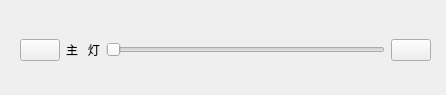
The window that deviceswitch.ui (falsebird/homeManager) describes before a commit, drawn with Qt 5.
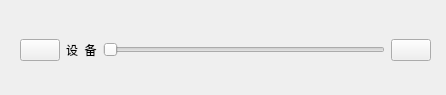
The same window after the commit.

```diff
--- a/deviceswitch.ui
+++ b/deviceswitch.ui
@@ -33,7 +33,7 @@
     <item>
      <widget class="QLabel" name="deviceLabel">
       <property name="text">
-       <string>主   灯</string>
+       <string>设  备</string>
       </property>
      </widget>
     </item>
```
